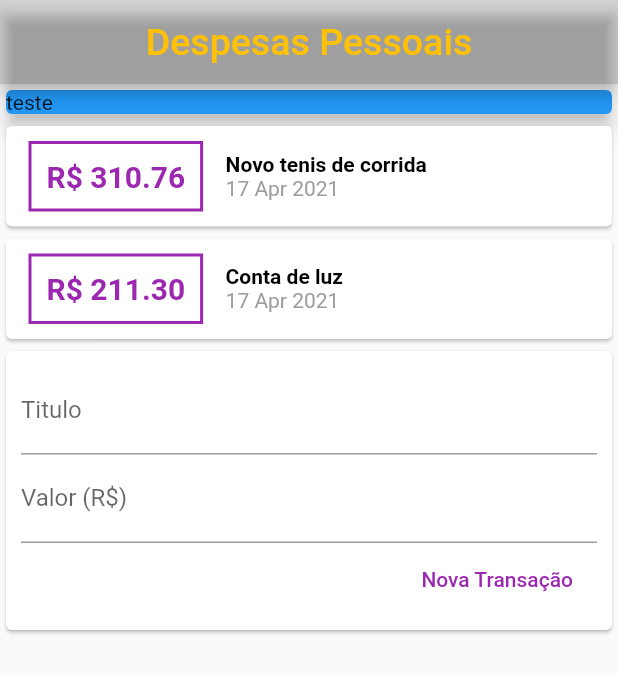
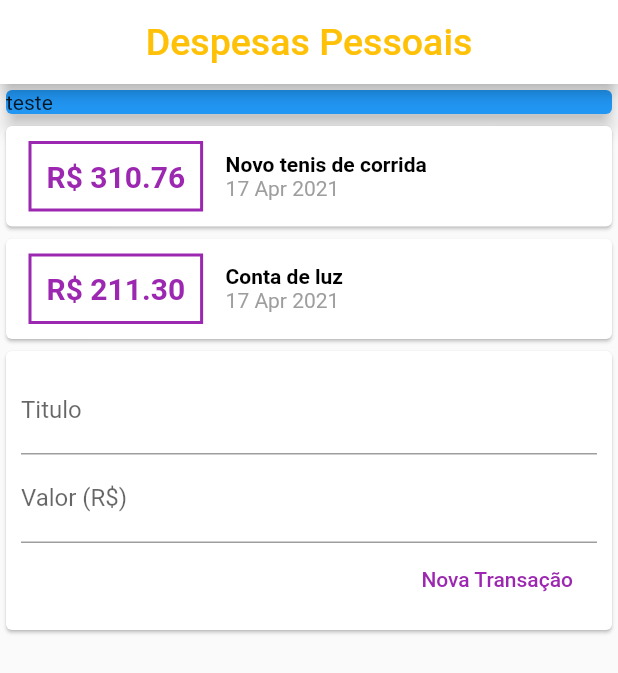
Before and after one commit to MatheusM15/Flutter, a Flutter app: the screen it shows after launch, on a phone screen of 412 x 824 dp. Shown: the top 673 px of the screen. Run offline on Flutter 3.47's test engine with Material 2 defaults, Android fonts, the phone set to English and light mode, and no system bars.

Commit message:
Melhoramento do app Controle de gasto

```diff
--- /dev/null
+++ b/Controledegasto_app/lib/components/te_user.dart
@@ -0,0 +1,35 @@
+import 'package:flutter/material.dart';
+import 'tr_form.dart';
+import 'transaction_list.dart';
+import '../transaction.dart';
+
+class Truser extends StatefulWidget {
+  @override
+  _TruserState createState() => _TruserState();
+}
+
+class _TruserState extends State<Truser> {
+  final _transactions = [
+    Transaction(
+      id: 't1',
+      title: 'Novo tenis de corrida',
+      value: 310.76,
+      date: DateTime.now(),
+    ),
+    Transaction(
+      id: 't2',
+      title: 'Conta de luz',
+      value: 211.30,
+      date: DateTime.now(),
+    )
+  ];
+  @override
+  Widget build(BuildContext context) {
+    return Column(
+      children: [
+        TransactionList(_transactions),
+        Trform(),
+      ],
+    );
+  }
+}
--- /dev/null
+++ b/Controledegasto_app/lib/components/tr_form.dart
@@ -0,0 +1,41 @@
+import 'package:flutter/material.dart';
+
+class Trform extends StatelessWidget {
+  final titleController = TextEditingController();
+  final valorController = TextEditingController();
+  @override
+  Widget build(BuildContext context) {
+    return Card(
+      child: Padding(
+        padding: const EdgeInsets.all(10),
+        child: Column(
+          children: [
+            TextField(
+              controller: titleController,
+              decoration: InputDecoration(labelText: 'Titulo'),
+            ),
+            TextField(
+              controller: valorController,
+              decoration: InputDecoration(labelText: 'Valor (R\$)'),
+            ),
+            Row(
+              mainAxisAlignment: MainAxisAlignment.end,
+              children: [
+                FlatButton(
+                  onPressed: () {
+                    print(titleController.text);
+                    print(valorController.text);
+                  },
+                  child: Text(
+                    'Nova Transação',
+                    style: TextStyle(color: Colors.purple),
+                  ),
+                ),
+              ],
+            )
+          ],
+        ),
+      ),
+    );
+  }
+}
--- /dev/null
+++ b/Controledegasto_app/lib/components/transaction_list.dart
@@ -0,0 +1,49 @@
+import 'package:flutter/material.dart';
+import 'package:intl/intl.dart';
+import '../transaction.dart';
+
+class TransactionList extends StatelessWidget {
+  final List<Transaction> transaction;
+  TransactionList(this.transaction);
+  @override
+  Widget build(BuildContext context) {
+    return Column(
+      children: transaction.map((tr) {
+        return Card(
+          child: Row(children: [
+            Container(
+              margin: EdgeInsets.symmetric(horizontal: 15, vertical: 10),
+              decoration: BoxDecoration(
+                  border: Border.all(color: Colors.purple, width: 2)),
+              padding: EdgeInsets.all(10),
+              child: Text(
+                'R\$ ${tr.value.toStringAsFixed(2)}',
+                style: TextStyle(
+                  fontSize: 20,
+                  fontWeight: FontWeight.bold,
+                  color: Colors.purple,
+                ),
+              ),
+            ),
+            Column(
+              crossAxisAlignment: CrossAxisAlignment.start,
+              children: [
+                Text(
+                  tr.title,
+                  style: TextStyle(
+                      fontWeight: FontWeight.bold, color: Colors.black),
+                ),
+                Text(
+                  DateFormat('d MMM y').format(tr.date),
+                  style: TextStyle(
+                    color: Colors.grey,
+                  ),
+                )
+              ],
+            )
+          ]),
+        );
+      }).toList(),
+    );
+  }
+}
--- a/Controledegasto_app/lib/main.dart
+++ b/Controledegasto_app/lib/main.dart
@@ -1,6 +1,5 @@
 import 'package:flutter/material.dart';
-import 'package:udemy_projeto1/transaction.dart';
-import 'package:intl/intl.dart';
+import 'components/te_user.dart';
 
 main() => runApp(MaterialApp(
       title: "App de financia",
@@ -8,29 +7,12 @@ main() => runApp(MaterialApp(
     ));
 
 class MyAppState extends State<MyApp> {
-  final titleController = TextEditingController();
-  final valorController = TextEditingController();
-
-  final _transactions = [
-    Transaction(
-      id: 't1',
-      title: 'Novo tenis de corrida',
-      value: 310.76,
-      date: DateTime.now(),
-    ),
-    Transaction(
-      id: 't2',
-      title: 'Conta de luz',
-      value: 211.30,
-      date: DateTime.now(),
-    )
-  ];
   @override
   Widget build(BuildContext context) {
     return MaterialApp(
       home: Scaffold(
         appBar: AppBar(
-          backgroundColor: Colors.black12,
+          backgroundColor: Colors.white,
           title: Center(
               child: Text(
             "Despesas Pessoais",
@@ -47,77 +29,7 @@ class MyAppState extends State<MyApp> {
                 elevation: 5,
               ),
             ),
-            Column(
-              children: _transactions.map((tr) {
-                return Card(
-                  child: Row(children: [
-                    Container(
-                      margin:
-                          EdgeInsets.symmetric(horizontal: 15, vertical: 10),
-                      decoration: BoxDecoration(
-                          border: Border.all(color: Colors.purple, width: 2)),
-                      padding: EdgeInsets.all(10),
-                      child: Text(
-                        'R\$ ${tr.value.toStringAsFixed(2)}',
-                        style: TextStyle(
-                          fontSize: 20,
-                          fontWeight: FontWeight.bold,
-                          color: Colors.purple,
-                        ),
-                      ),
-                    ),
-                    Column(
-                      crossAxisAlignment: CrossAxisAlignment.start,
-                      children: [
-                        Text(
-                          tr.title,
-                          style: TextStyle(
-                              fontWeight: FontWeight.bold, color: Colors.black),
-                        ),
-                        Text(
-                          DateFormat('d MMM y').format(tr.date),
-                          style: TextStyle(
-                            color: Colors.grey,
-                          ),
-                        )
-                      ],
-                    )
-                  ]),
-                );
-              }).toList(),
-            ),
-            Card(
-              child: Padding(
-                padding: const EdgeInsets.all(10),
-                child: Column(
-                  children: [
-                    TextField(
-                      controller: titleController,
-                      decoration: InputDecoration(labelText: 'Titulo'),
-                    ),
-                    TextField(
-                      controller: valorController,
-                      decoration: InputDecoration(labelText: 'Valor (R\$)'),
-                    ),
-                    Row(
-                      mainAxisAlignment: MainAxisAlignment.end,
-                      children: [
-                        FlatButton(
-                          onPressed: () {
-                            print(titleController.text);
-                            print(valorController.text);
-                          },
-                          child: Text(
-                            'Nova Transação',
-                            style: TextStyle(color: Colors.purple),
-                          ),
-                        ),
-                      ],
-                    )
-                  ],
-                ),
-              ),
-            ),
+            Truser(),
           ],
         ),
       ),
```
